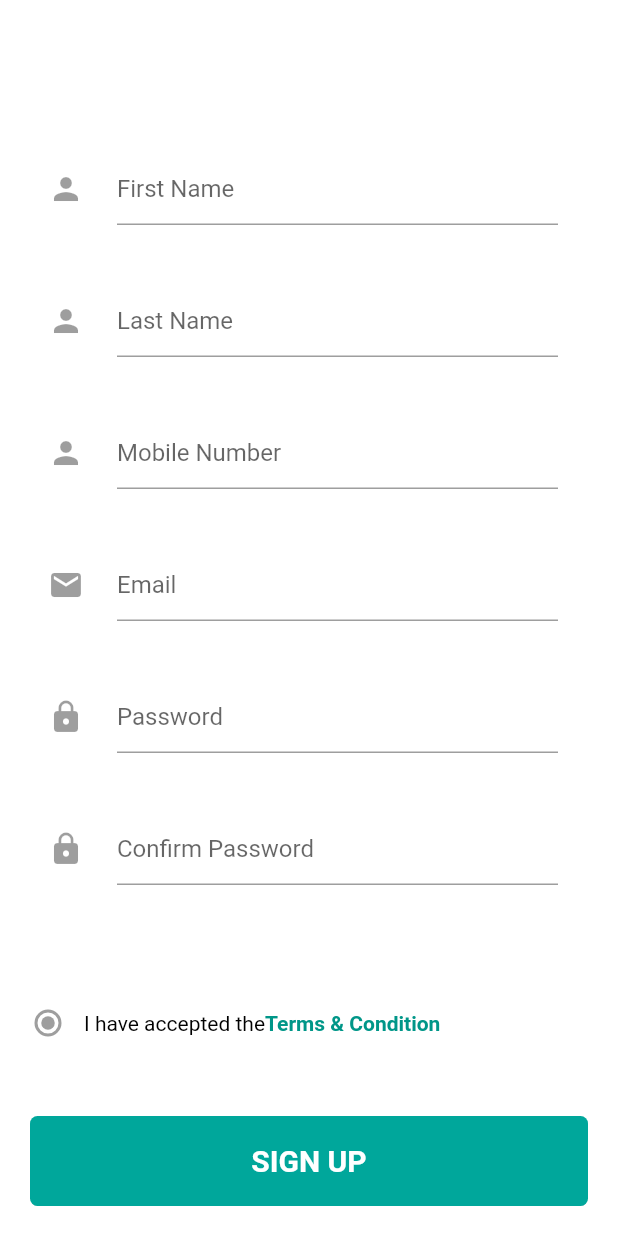
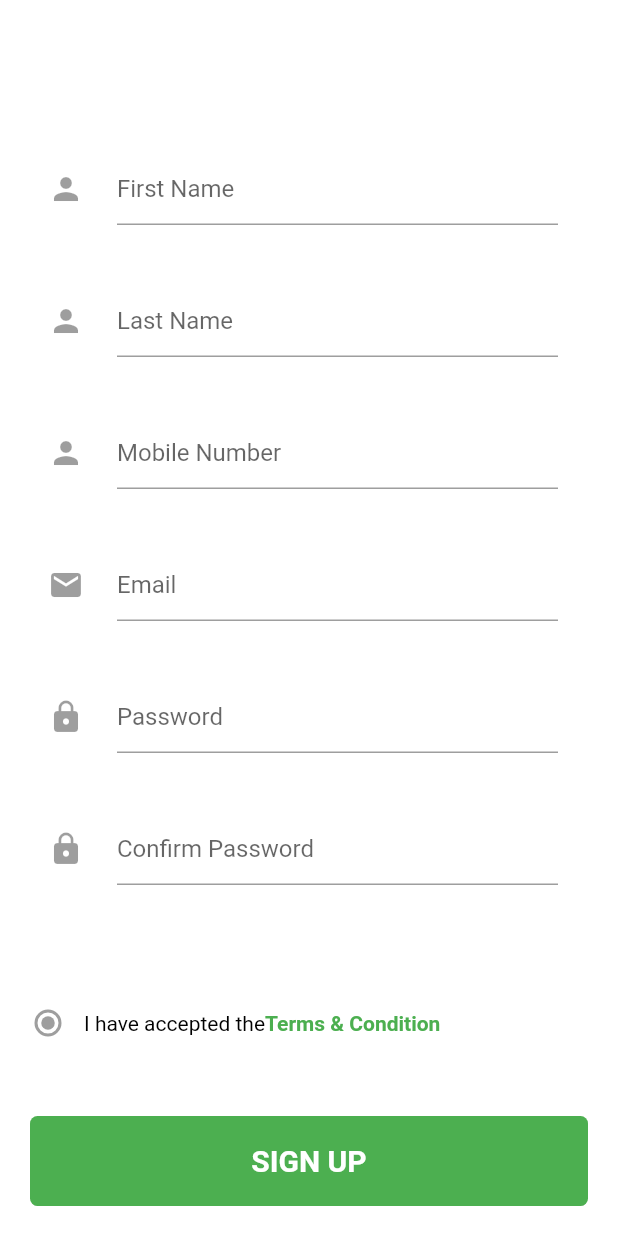
Before and after one commit to nilayostwal999/fake_to_nahin, a Flutter app: the SignUpScreen screen opened by its route, scrolled down 138 dp, on a phone screen of 412 x 824 dp. Run offline on Flutter 3.47's test engine with Material 2 defaults, Android fonts, the phone set to English and light mode, and no system bars.

Commit message:
Enhancements made

```diff
--- a/lib/screen/SignUPScreen.dart
+++ b/lib/screen/SignUPScreen.dart
@@ -118,7 +118,7 @@ class _SignUpScreenState extends State<SignUpScreen> {
                       TextSpan(
                           text: 'Terms & Condition',
                           style: TextStyle(
-                              color: Colors.teal, fontWeight: FontWeight.bold))
+                              color: Colors.green, fontWeight: FontWeight.bold))
                     ]))
               ],
             ),
@@ -136,7 +136,7 @@ class _SignUpScreenState extends State<SignUpScreen> {
                   onPressed: () {
                     Navigator.pushNamed(context, 'SignIn');
                   },
-                  color: Color(0xFF00a79B),
+                  color: Colors.green,
                   child: Text(
                     'SIGN UP',
                     style: TextStyle(
```
Also changed, not shown: lib/screen/HomeScreen.dart (line endings or trailing spaces).
